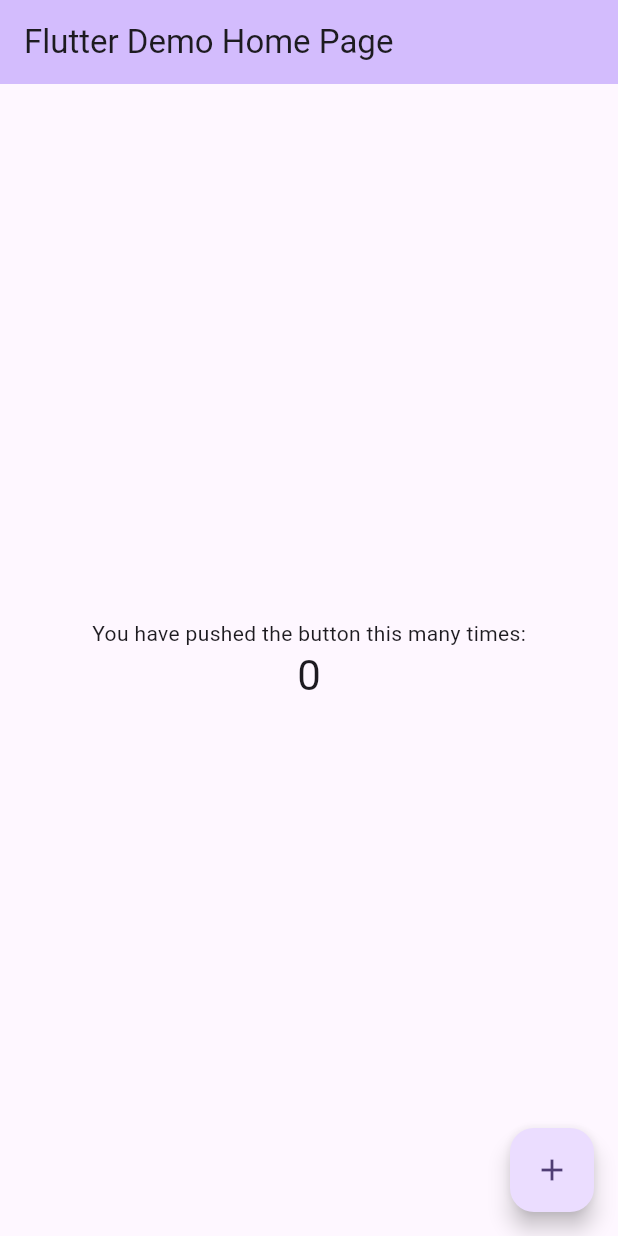
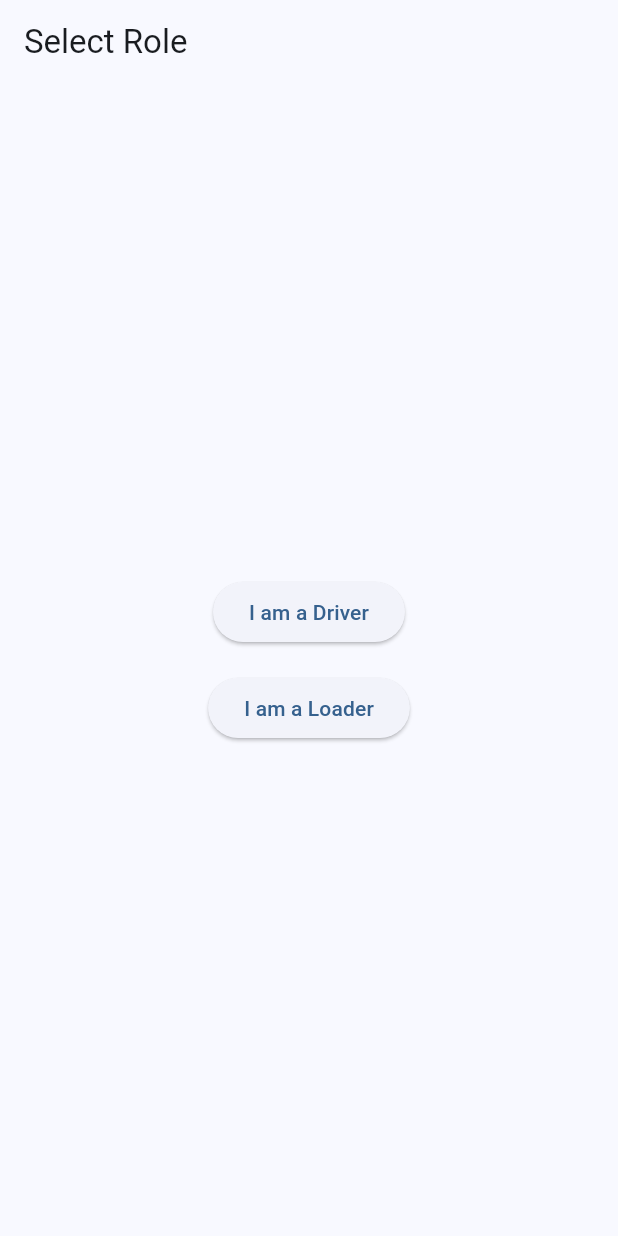
Before and after one commit to could-ai/019a5398-fdd6-77b3-82e3-3bafe5e15166, a Flutter app: the screen it shows after launch, on a phone screen of 412 x 824 dp. Run offline on Flutter 3.47's test engine with Material 3 defaults, Android fonts, the phone set to English and light mode, and no system bars.

Commit message:
Added a new Dart file defining two simple models: Driver and Loader. Each class has an id and name to represent different user roles in the app. These models will be used for creating mock data and for future backend integrations once Supabase is connected.; Created a new screen for selecting the user role (Driver or Loader). This provides two buttons to navigate to the respective listing screens using named routes. This serves as the app's home page and default route for MaterialApp.; Added a new screen that simulates the driver experience by listing mock Loader users. Each loader entry includes a 'Connect' button, which, when tapped, shows a SnackBar confirming the connection. This local mock will be replaced by real data once Supabase integration is added.; Created a loader-specific screen listing mock Driver users. Similar to the DriverListScreen, each driver has a 'Connect' button that triggers a SnackBar. This enables loaders to initiate connections with drivers in this prototype.; Replaced the existing main.dart with a new entry point. Configured MaterialApp to use named routes for '/', '/driver', and '/loader'. The root route now points to RoleSelectionScreen, and subsequent routes display the respective lists with mock data. Updated app title, theme seed color, and removed the default counter logic since it was replaced by the new matching flow.

```diff
--- a/usr/lib/main.dart
+++ b/usr/lib/main.dart
@@ -1,4 +1,7 @@
 import 'package:flutter/material.dart';
+import 'screens/role_selection_screen.dart';
+import 'screens/driver_list_screen.dart';
+import 'screens/loader_list_screen.dart';
 
 void main() {
   runApp(const MyApp());
@@ -7,114 +10,20 @@ void main() {
 class MyApp extends StatelessWidget {
   const MyApp({super.key});
 
-  // This widget is the root of your application.
   @override
   Widget build(BuildContext context) {
     return MaterialApp(
-      title: 'Flutter Demo',
+      title: 'Driver Loader Connector',
       debugShowCheckedModeBanner: false,
       theme: ThemeData(
-        // This is the theme of your application.
-        //
-        // TRY THIS: Try running your application with "flutter run". You'll see
-        // the application has a purple toolbar. Then, without quitting the app,
-        // try changing the seedColor in the colorScheme below to Colors.green
-        // and then invoke "hot reload" (save your changes or press the "hot
-        // reload" button in a Flutter-supported IDE, or press "r" if you used
-        // the command line to start the app).
-        //
-        // Notice that the counter didn't reset back to zero; the application
-        // state is not lost during the reload. To reset the state, use hot
-        // restart instead.
-        //
-        // This works for code too, not just values: Most code changes can be
-        // tested with just a hot reload.
-        colorScheme: ColorScheme.fromSeed(seedColor: Colors.deepPurple),
+        colorScheme: ColorScheme.fromSeed(seedColor: Colors.blue),
       ),
-      home: const MyHomePage(title: 'Flutter Demo Home Page'),
+      initialRoute: '/',
+      routes: {
+        '/': (context) => const RoleSelectionScreen(),
+        '/driver': (context) => DriverListScreen(),
+        '/loader': (context) => LoaderListScreen(),
+      },
     );
   }
 }
-
-class MyHomePage extends StatefulWidget {
-  const MyHomePage({super.key, required this.title});
-
-  // This widget is the home page of your application. It is stateful, meaning
-  // that it has a State object (defined below) that contains fields that affect
-  // how it looks.
-
-  // This class is the configuration for the state. It holds the values (in this
-  // case the title) provided by the parent (in this case the App widget) and
-  // used by the build method of the State. Fields in a Widget subclass are
-  // always marked "final".
-
-  final String title;
-
-  @override
-  State<MyHomePage> createState() => _MyHomePageState();
-}
-
-class _MyHomePageState extends State<MyHomePage> {
-  int _counter = 0;
-
-  void _incrementCounter() {
-    setState(() {
-      // This call to setState tells the Flutter framework that something has
-      // changed in this State, which causes it to rerun the build method below
-      // so that the display can reflect the updated values. If we changed
-      // _counter without calling setState(), then the build method would not be
-      // called again, and so nothing would appear to happen.
-      _counter++;
-    });
-  }
-
-  @override
-  Widget build(BuildContext context) {
-    // This method is rerun every time setState is called, for instance as done
-    // by the _incrementCounter method above.
-    //
-    // The Flutter framework has been optimized to make rerunning build methods
-    // fast, so that you can just rebuild anything that needs updating rather
-    // than having to individually change instances of widgets.
-    return Scaffold(
-      appBar: AppBar(
-        // TRY THIS: Try changing the color here to a specific color (to
-        // Colors.amber, perhaps?) and trigger a hot reload to see the AppBar
-        // change color while the other colors stay the same.
-        backgroundColor: Theme.of(context).colorScheme.inversePrimary,
-        // Here we take the value from the MyHomePage object that was created by
-        // the App.build method, and use it to set our appbar title.
-        title: Text(widget.title),
-      ),
-      body: Center(
-        // Center is a layout widget. It takes a single child and positions it
-        // in the middle of the parent.
-        child: Column(
-          // Column is also a layout widget. It takes a list of children and
-          // arranges them vertically. By default, it sizes itself to fit its
-          // children horizontally, and tries to be as tall as its parent.
-          //
-          // Column has various properties to control how it sizes itself and
-          // how it positions its children. Here we use mainAxisAlignment to
-          // center the children vertically; the main axis here is the vertical
-          // axis because Columns are vertical (the cross axis would be
-          // horizontal).
-          //
-          // TRY THIS: Invoke "debug painting" (choose the "Toggle Debug Paint"
-          // action in the IDE, or press "p" in the console), to see the
-          // wireframe for each widget.
-          mainAxisAlignment: MainAxisAlignment.center,
-          children: <Widget>[
-            const Text('You have pushed the button this many times:'),
-            Text('$_counter', style: Theme.of(context).textTheme.headlineMedium),
-          ],
-        ),
-      ),
-      floatingActionButton: FloatingActionButton(
-        onPressed: _incrementCounter,
-        tooltip: 'Increment',
-        child: const Icon(Icons.add),
-      ), // This trailing comma makes auto-formatting nicer for build methods.
-    );
-  }
-}
--- /dev/null
+++ b/usr/lib/models/user.dart
@@ -0,0 +1,13 @@
+class Driver {
+  final String id;
+  final String name;
+
+  Driver({required this.id, required this.name});
+}
+
+class Loader {
+  final String id;
+  final String name;
+
+  Loader({required this.id, required this.name});
+}
--- /dev/null
+++ b/usr/lib/screens/driver_list_screen.dart
@@ -0,0 +1,39 @@
+import 'package:flutter/material.dart';
+import '../models/user.dart';
+
+class DriverListScreen extends StatelessWidget {
+  DriverListScreen({Key? key}) : super(key: key);
+
+  // Mock list of loader users to simulate matching
+  final List<Loader> mockLoaders = [
+    Loader(id: '1', name: 'Loader X'),
+    Loader(id: '2', name: 'Loader Y'),
+    Loader(id: '3', name: 'Loader Z'),
+  ];
+
+  @override
+  Widget build(BuildContext context) {
+    return Scaffold(
+      appBar: AppBar(
+        title: const Text('Available Loaders'),
+      ),
+      body: ListView.builder(
+        itemCount: mockLoaders.length,
+        itemBuilder: (context, index) {
+          final loader = mockLoaders[index];
+          return ListTile(
+            title: Text(loader.name),
+            trailing: ElevatedButton(
+              onPressed: () {
+                ScaffoldMessenger.of(context).showSnackBar(
+                  SnackBar(content: Text('Connected with ${loader.name}')),
+                );
+              },
+              child: const Text('Connect'),
+            ),
+          );
+        },
+      ),
+    );
+  }
+}
--- /dev/null
+++ b/usr/lib/screens/loader_list_screen.dart
@@ -0,0 +1,39 @@
+import 'package:flutter/material.dart';
+import '../models/user.dart';
+
+class LoaderListScreen extends StatelessWidget {
+  LoaderListScreen({Key? key}) : super(key: key);
+
+  // Mock list of driver users to simulate matching
+  final List<Driver> mockDrivers = [
+    Driver(id: '1', name: 'Driver A'),
+    Driver(id: '2', name: 'Driver B'),
+    Driver(id: '3', name: 'Driver C'),
+  ];
+
+  @override
+  Widget build(BuildContext context) {
+    return Scaffold(
+      appBar: AppBar(
+        title: const Text('Available Drivers'),
+      ),
+      body: ListView.builder(
+        itemCount: mockDrivers.length,
+        itemBuilder: (context, index) {
+          final driver = mockDrivers[index];
+          return ListTile(
+            title: Text(driver.name),
+            trailing: ElevatedButton(
+              onPressed: () {
+                ScaffoldMessenger.of(context).showSnackBar(
+                  SnackBar(content: Text('Connected with ${driver.name}')),
+                );
+              },
+              child: const Text('Connect'),
+            ),
+          );
+        },
+      ),
+    );
+  }
+}
--- /dev/null
+++ b/usr/lib/screens/role_selection_screen.dart
@@ -0,0 +1,34 @@
+import 'package:flutter/material.dart';
+
+class RoleSelectionScreen extends StatelessWidget {
+  const RoleSelectionScreen({Key? key}) : super(key: key);
+
+  @override
+  Widget build(BuildContext context) {
+    return Scaffold(
+      appBar: AppBar(
+        title: const Text('Select Role'),
+      ),
+      body: Center(
+        child: Column(
+          mainAxisAlignment: MainAxisAlignment.center,
+          children: [
+            ElevatedButton(
+              onPressed: () {
+                Navigator.pushNamed(context, '/driver');
+              },
+              child: const Text('I am a Driver'),
+            ),
+            const SizedBox(height: 16),
+            ElevatedButton(
+              onPressed: () {
+                Navigator.pushNamed(context, '/loader');
+              },
+              child: const Text('I am a Loader'),
+            ),
+          ],
+        ),
+      ),
+    );
+  }
+}
```
